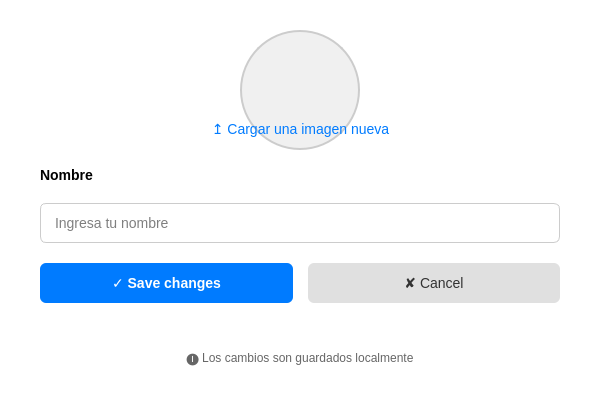
Before: the Qt Designer form infraestructure/ui/pages/config/config_view.ui in judajaavAlt/PI2, drawn with Qt 5.
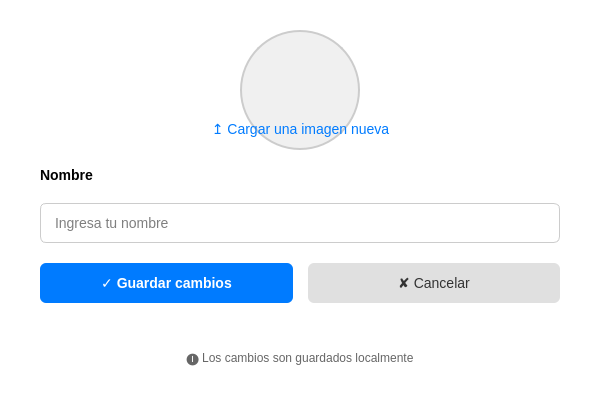
After: the same form once the commit is applied.

Diff of the .ui file:
```diff
--- a/infraestructure/ui/pages/config/config_view.ui
+++ b/infraestructure/ui/pages/config/config_view.ui
@@ -251,7 +251,7 @@
 }</string>
        </property>
        <property name="text">
-        <string>✓ Save changes</string>
+        <string>✓ Guardar cambios</string>
        </property>
       </widget>
      </item>
@@ -282,7 +282,7 @@
 }</string>
        </property>
        <property name="text">
-        <string>✘ Cancel</string>
+        <string>✘ Cancelar</string>
        </property>
       </widget>
      </item>
```
